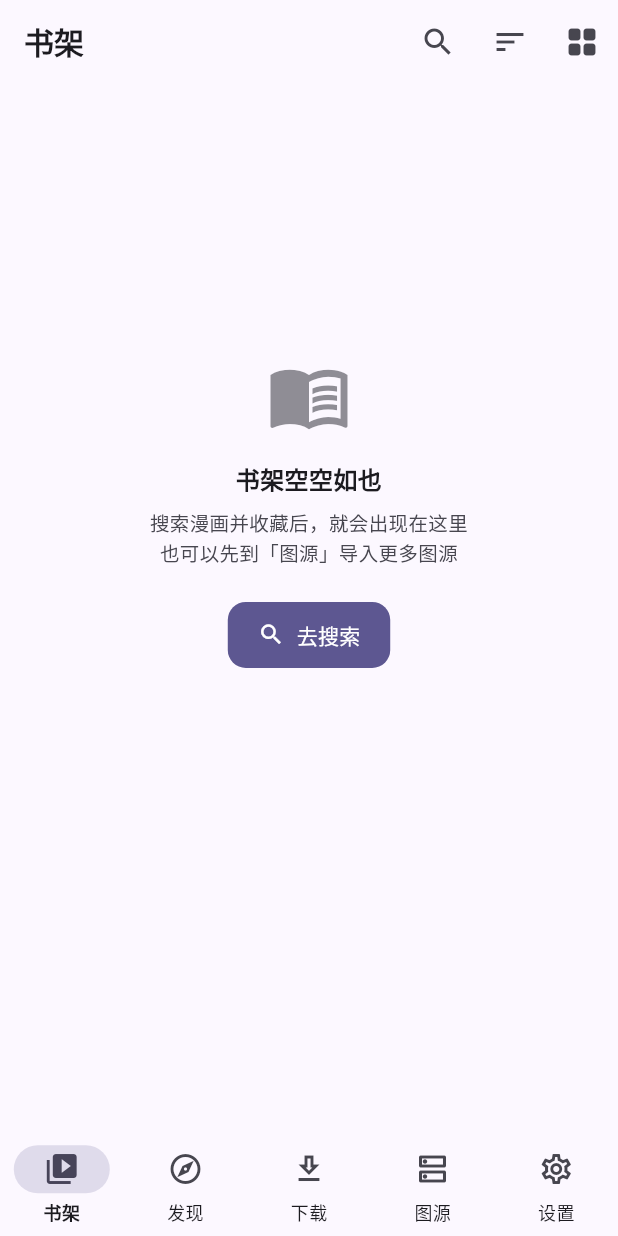
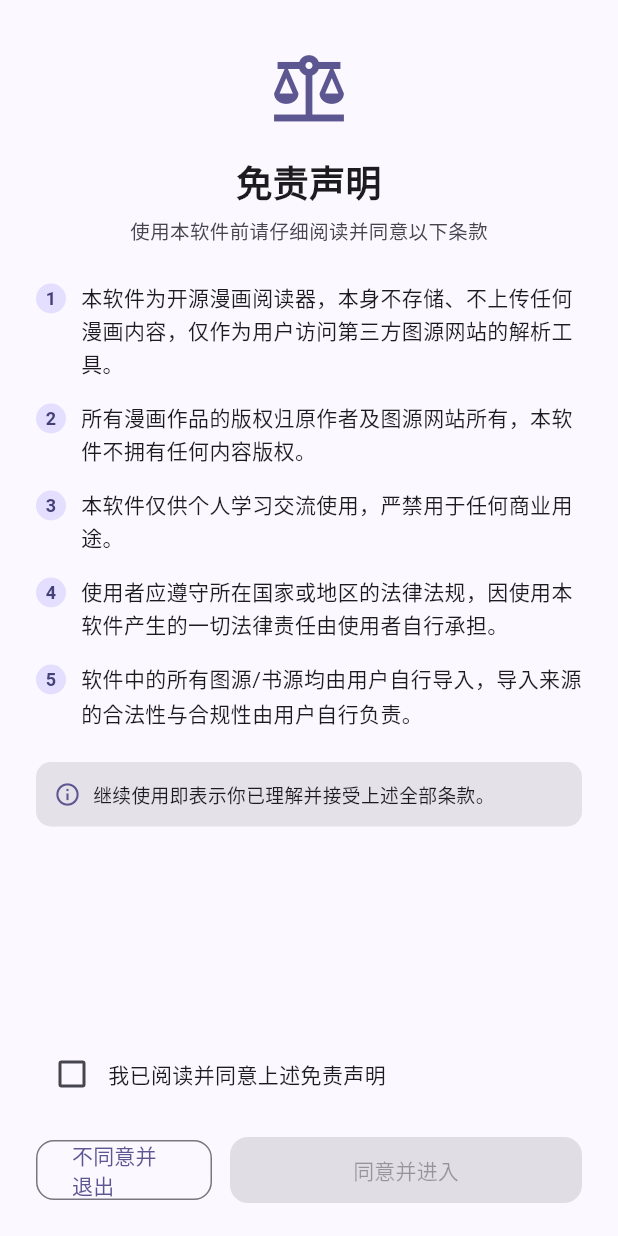
Before and after one commit to 2016YYy/comic-realm, a Flutter app: the screen it shows after launch, on a phone screen of 412 x 824 dp. Run offline on Flutter 3.47's test engine with Material 3 defaults, Android fonts, the phone set to English and light mode, and no system bars; our stand-ins replace cached_network_image, cookie_jar, dio, dio_cookie_manager, file_picker, hive and 4 more; missing offline and left inert: background_downloader, charset, flutter_js, mobile_scanner; accounts and stored records are empty.

Commit message:
feat: v1.6.2 — 首次启动免责声明 + 启动自动检测更新 + 发布说明表情分段
1. 首次启动弹出免责声明页（DisclaimerScreen）：需勾选并点「同意并进入」；点「不同意并退出」调用 SystemNavigator.pop 退出
2. SettingsService 新增 disclaimerAccepted 持久化标记，未同意前不进入主界面
3. 启动自动检测更新：有新版本弹更新弹窗，无更新则吐司「当前已是最新版本」
4. CHANGELOG.md 重写为表情分段风格（### 🎨 界面与体验 等），版本首行支持 > 一句话概括 副标题
5. scripts/release-notes.sh 支持提取副标题生成「应用名 vX.Y.Z - 概括」标题，下载段落加 📦 表情
版本 1.6.1+14 -> 1.6.2+15

```diff
--- a/lib/app.dart
+++ b/lib/app.dart
@@ -2,6 +2,7 @@ import 'package:flutter/material.dart';
 import 'package:provider/provider.dart';
 
 import 'core/theme.dart';
+import 'screens/disclaimer_screen.dart';
 import 'screens/discover_screen.dart';
 import 'screens/downloads_screen.dart';
 import 'screens/library_screen.dart';
@@ -13,6 +14,7 @@ import 'services/history_service.dart';
 import 'services/settings_service.dart';
 import 'services/source_service.dart';
 import 'services/update_service.dart';
+import 'widgets/state_views.dart';
 import 'widgets/update_dialog.dart';
 
 class ComicRealmApp extends StatelessWidget {
@@ -37,7 +39,12 @@ class ComicRealmApp extends StatelessWidget {
             themeMode: settings.themeMode,
             theme: AppTheme.theme(Brightness.light, settings.seedColor),
             darkTheme: AppTheme.theme(Brightness.dark, settings.seedColor),
-            home: const MainShell(),
+            // 首次启动必须先同意免责声明，未同意前不进入主界面
+            home: settings.disclaimerAccepted
+                ? const MainShell()
+                : DisclaimerScreen(
+                    onAccepted: () {}, // 写入设置后由 Consumer 自动切换到主界面
+                  ),
           );
         },
       ),
@@ -103,7 +110,7 @@ class _MainShellState extends State<MainShell> with WidgetsBindingObserver {
     }
   }
 
-  /// 启动后的静默检查：有新版本时直接弹出更新弹窗
+  /// 启动后的静默检查：有新版本直接弹窗；已是最新版本则吐司提示
   Future<void> _autoCheckUpdate() async {
     if (_autoCheckStarted || !mounted) return;
     _autoCheckStarted = true;
@@ -116,11 +123,20 @@ class _MainShellState extends State<MainShell> with WidgetsBindingObserver {
       skippedVersion: settings.skippedVersion,
       includePrerelease: settings.includePrerelease,
     );
-    if (!hasNew || !mounted) return;
+    if (!mounted) return;
 
-    if (!_updateDialogShown) {
-      _updateDialogShown = true;
-      showUpdateDialog(context).then((_) => _updateDialogShown = false);
+    if (hasNew) {
+      if (!_updateDialogShown) {
+        _updateDialogShown = true;
+        showUpdateDialog(context).then((_) => _updateDialogShown = false);
+      }
+    } else {
+      // 已是最新版本（或被忽略）：吐司轻提示
+      showToast(
+        context,
+        '当前已是最新版本',
+        icon: Icons.check_circle_outline,
+      );
     }
   }
 
--- /dev/null
+++ b/lib/screens/disclaimer_screen.dart
@@ -0,0 +1,173 @@
+import 'package:flutter/material.dart';
+import 'package:flutter/services.dart';
+import 'package:provider/provider.dart';
+
+import '../services/settings_service.dart';
+
+/// 首次启动的免责声明页：用户必须点击「同意」才能进入主界面，
+/// 点击「不同意」则直接退出应用。
+class DisclaimerScreen extends StatefulWidget {
+  final VoidCallback onAccepted;
+
+  const DisclaimerScreen({super.key, required this.onAccepted});
+
+  @override
+  State<DisclaimerScreen> createState() => _DisclaimerScreenState();
+}
+
+class _DisclaimerScreenState extends State<DisclaimerScreen> {
+  bool _checked = false;
+
+  static const _items = <String>[
+    '本软件为开源漫画阅读器，本身不存储、不上传任何漫画内容，'
+        '仅作为用户访问第三方图源网站的解析工具。',
+    '所有漫画作品的版权归原作者及图源网站所有，本软件不拥有任何内容版权。',
+    '本软件仅供个人学习交流使用，严禁用于任何商业用途。',
+    '使用者应遵守所在国家或地区的法律法规，因使用本软件产生的一切法律责任由使用者自行承担。',
+    '软件中的所有图源/书源均由用户自行导入，导入来源的合法性与合规性由用户自行负责。',
+  ];
+
+  @override
+  Widget build(BuildContext context) {
+    final scheme = Theme.of(context).colorScheme;
+    return PopScope(
+      canPop: false,
+      child: Scaffold(
+        body: SafeArea(
+          child: Column(
+            children: [
+              const SizedBox(height: 32),
+              Icon(Icons.balance, size: 56, color: scheme.primary),
+              const SizedBox(height: 16),
+              const Text(
+                '免责声明',
+                style: TextStyle(fontSize: 24, fontWeight: FontWeight.w700),
+              ),
+              const SizedBox(height: 6),
+              Text(
+                '使用本软件前请仔细阅读并同意以下条款',
+                style: TextStyle(fontSize: 13, color: scheme.onSurfaceVariant),
+              ),
+              const SizedBox(height: 24),
+              Expanded(
+                child: SingleChildScrollView(
+                  padding: const EdgeInsets.symmetric(horizontal: 24),
+                  child: Column(
+                    crossAxisAlignment: CrossAxisAlignment.start,
+                    children: [
+                      for (var i = 0; i < _items.length; i++)
+                        Padding(
+                          padding: const EdgeInsets.only(bottom: 14),
+                          child: Row(
+                            crossAxisAlignment: CrossAxisAlignment.start,
+                            children: [
+                              Container(
+                                margin: const EdgeInsets.only(top: 2),
+                                width: 20,
+                                height: 20,
+                                decoration: BoxDecoration(
+                                  color: scheme.primaryContainer,
+                                  shape: BoxShape.circle,
+                                ),
+                                alignment: Alignment.center,
+                                child: Text(
+                                  '${i + 1}',
+                                  style: TextStyle(
+                                    fontSize: 12,
+                                    fontWeight: FontWeight.w700,
+                                    color: scheme.onPrimaryContainer,
+                                  ),
+                                ),
+                              ),
+                              const SizedBox(width: 10),
+                              Expanded(
+                                child: Text(
+                                  _items[i],
+                                  style: const TextStyle(fontSize: 14, height: 1.6),
+                                ),
+                              ),
+                            ],
+                          ),
+                        ),
+                      const SizedBox(height: 8),
+                      Container(
+                        padding: const EdgeInsets.all(12),
+                        decoration: BoxDecoration(
+                          color: scheme.surfaceContainerHighest,
+                          borderRadius: BorderRadius.circular(10),
+                        ),
+                        child: Row(
+                          children: [
+                            Icon(Icons.info_outline, size: 18, color: scheme.primary),
+                            const SizedBox(width: 8),
+                            const Expanded(
+                              child: Text(
+                                '继续使用即表示你已理解并接受上述全部条款。',
+                                style: TextStyle(fontSize: 12.5, height: 1.5),
+                              ),
+                            ),
+                          ],
+                        ),
+                      ),
+                      const SizedBox(height: 16),
+                    ],
+                  ),
+                ),
+              ),
+              // 同意勾选
+              InkWell(
+                onTap: () => setState(() => _checked = !_checked),
+                child: Padding(
+                  padding: const EdgeInsets.symmetric(horizontal: 24, vertical: 8),
+                  child: Row(
+                    children: [
+                      Checkbox(
+                        value: _checked,
+                        onChanged: (v) => setState(() => _checked = v ?? false),
+                      ),
+                      const Expanded(
+                        child: Text('我已阅读并同意上述免责声明', style: TextStyle(fontSize: 14)),
+                      ),
+                    ],
+                  ),
+                ),
+              ),
+              const SizedBox(height: 8),
+              Padding(
+                padding: const EdgeInsets.fromLTRB(24, 0, 24, 20),
+                child: Row(
+                  children: [
+                    Expanded(
+                      child: OutlinedButton(
+                        onPressed: _exitApp,
+                        child: const Text('不同意并退出'),
+                      ),
+                    ),
+                    const SizedBox(width: 12),
+                    Expanded(
+                      flex: 2,
+                      child: FilledButton(
+                        onPressed: _checked ? _accept : null,
+                        child: const Text('同意并进入'),
+                      ),
+                    ),
+                  ],
+                ),
+              ),
+            ],
+          ),
+        ),
+      ),
+    );
+  }
+
+  void _accept() {
+    context.read<SettingsService>().disclaimerAccepted = true;
+    widget.onAccepted();
+  }
+
+  /// 不同意：退出应用
+  void _exitApp() {
+    SystemNavigator.pop();
+  }
+}
--- a/lib/services/settings_service.dart
+++ b/lib/services/settings_service.dart
@@ -42,6 +42,7 @@ class SettingsService extends ChangeNotifier {
   static const _kIncludePrerelease = 'includePrerelease';
   static const _kReaderContinuous = 'readerContinuous';
   static const _kReaderFontSize = 'readerFontSize';
+  static const _kDisclaimerAccepted = 'disclaimerAccepted';
 
   Box get _box => AppDatabase.settings;
 
@@ -145,4 +146,15 @@ class SettingsService extends ChangeNotifier {
     _box.put(_kIncludePrerelease, value);
     notifyListeners();
   }
+
+  // ---------------- 免责声明 ----------------
+
+  /// 用户是否已同意免责声明（首次启动必须同意才能进入）
+  bool get disclaimerAccepted =>
+      _box.get(_kDisclaimerAccepted) as bool? ?? false;
+
+  set disclaimerAccepted(bool value) {
+    _box.put(_kDisclaimerAccepted, value);
+    notifyListeners();
+  }
 }
--- a/pubspec.yaml
+++ b/pubspec.yaml
@@ -1,7 +1,7 @@
 name: comic_realm
 description: 漫境 ComicRealm - 支持多图源的开源漫画阅读器，支持 Android / iOS / Windows。
 publish_to: 'none'
-version: 1.6.1+14
+version: 1.6.2+15
 
 environment:
   sdk: '>=3.3.0 <4.0.0'
```
Also changed, not shown: 2 other files.
